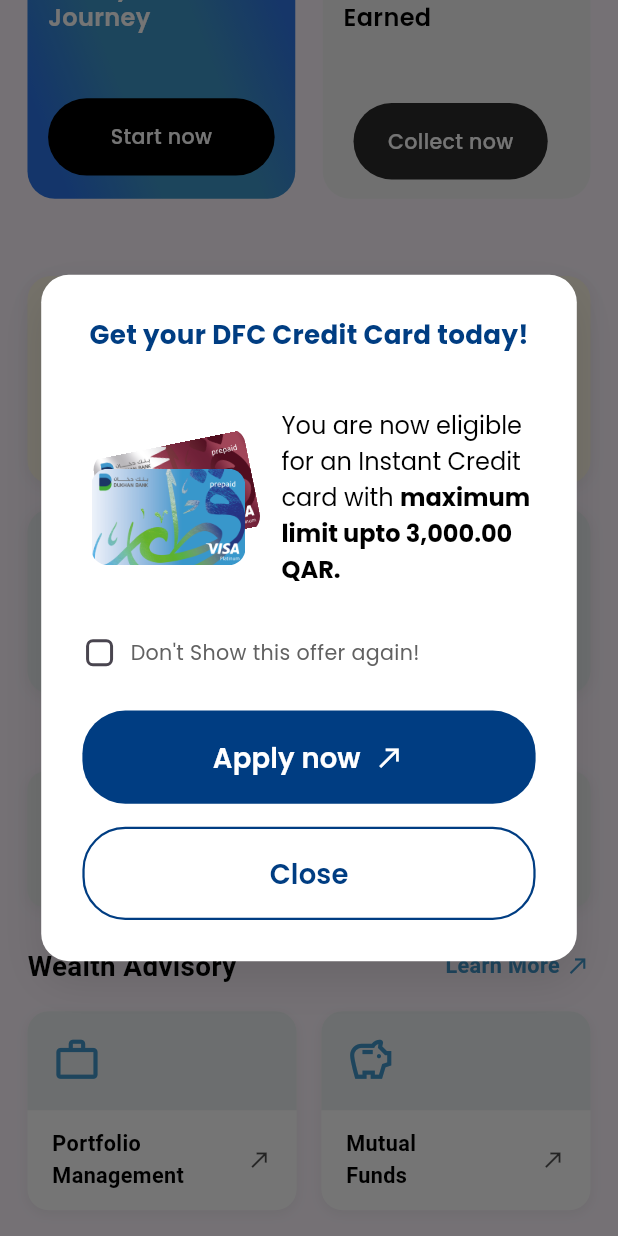
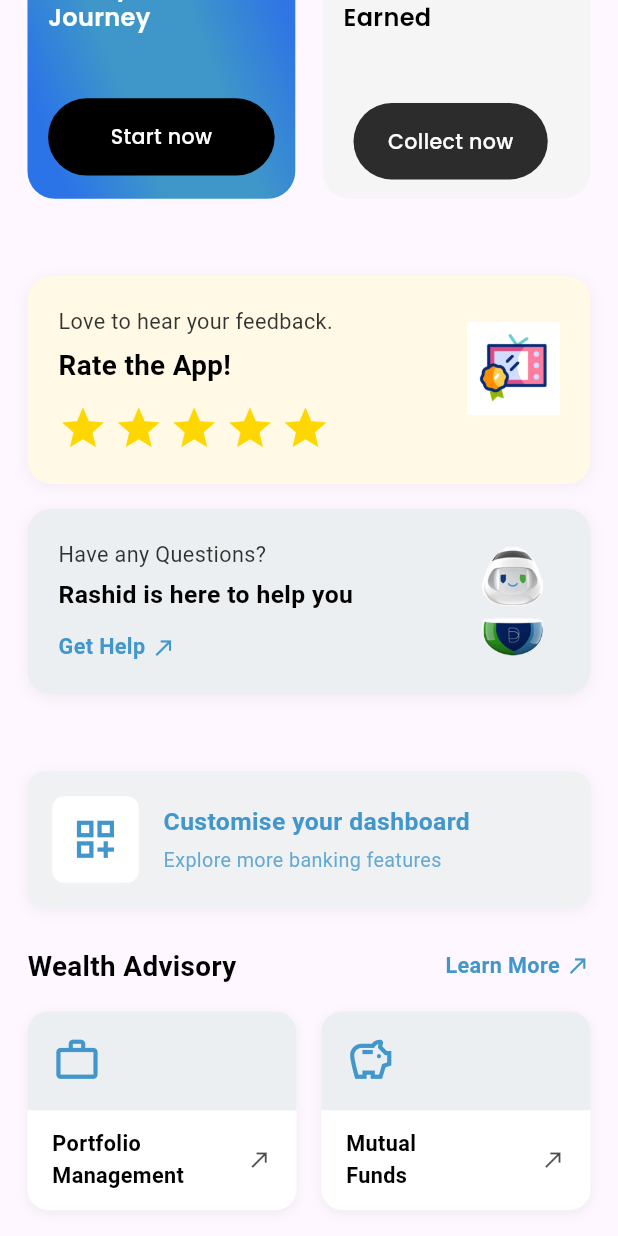
Before and after one commit to Nishanth-R10/flutter_alltasks, a Flutter app: the screen it shows after launch, scrolled down 1152 dp, on a phone screen of 412 x 824 dp. Run offline on Flutter 3.47's test engine with Material 3 defaults, Android fonts, the phone set to English and light mode, and no system bars; our stand-ins replace auto_route, dio, flutter_riverpod, fpdart, freezed_annotation, google_fonts and 1 more.

Commit message:
Updated project with latest code changes

```diff
--- a/lib/features/offers/application/offer_provider.dart
+++ /dev/null
@@ -1,57 +0,0 @@
-import 'package:flutter_riverpod/flutter_riverpod.dart';
-import 'package:flutter_riverpod/legacy.dart';
-import 'package:fpdart/fpdart.dart';
-import 'package:tasks/features/offers/data/services/dfc_promotion_api_service.dart';
-
-// Real API Service Provider
-final dfcPromotionApiServiceProvider = Provider<DfcPromotionApiService>((ref) {
-  return DfcPromotionApiService(
-    baseUrl: 'https://your-api-base-url.com/api',
-  );
-});
-
-// API Provider (for background updates)
-final dfcCreditCardPromotionProvider = FutureProvider.autoDispose<Either<String, Map<String, dynamic>>>((ref) async {
-  try {
-    final apiService = ref.read(dfcPromotionApiServiceProvider);
-    return await apiService.getDfcCreditCardPromotion();
-  } catch (e) {
-    return Left('API Error');
-  }
-});
-
-// Provider to manage offer visibility state
-final offerVisibilityProvider = StateProvider<Map<String, bool>>((ref) {
-  return {};
-});
-
-// Provider to check if offer should be shown
-final shouldShowOfferProvider = Provider.family<bool, String>((ref, offerId) {
-  final visibilityMap = ref.watch(offerVisibilityProvider);
-  return !(visibilityMap[offerId] ?? false);
-});
-
-// Loading state provider
-final isOfferLoadingProvider = StateProvider<bool>((ref) => false);
-
-// MAIN OFFER DATA PROVIDER - Returns data immediately
-final creditCardOfferProvider = Provider<Map<String, dynamic>>((ref) {
-  // Return fallback data immediately - no waiting for API
-  return _getFallbackData();
-});
-
-// fallback data
-Map<String, dynamic> _getFallbackData() {
-  return {
-    'id': 'dfc_credit_card_1',
-    'title': 'Get your DFC Credit Card today!',
-    'imagePath': 'assets/images/credit_card_offer.png',
-    'description': 'You are now eligible\nfor an Instant Credit\ncard with maximum\nlimit upto 3,000.00\nQAR.',
-    'primaryButtonText': 'Apply now',
-    'secondaryButtonText': 'Close',
-    'showDontShowAgain': true,
-    'creditLimit': '3,000.00 QAR',
-    'cardType': 'Instant Credit Card',
-    'eligibility': 'Pre-approved',
-  };
-}
--- a/lib/features/offers/application/offer_service.dart
+++ /dev/null
@@ -1,116 +0,0 @@
-import 'package:flutter/material.dart';
-import 'package:flutter/foundation.dart';
-import 'package:flutter_riverpod/flutter_riverpod.dart';
-import 'package:tasks/features/offers/application/offer_provider.dart';
-import 'package:tasks/features/offers/widgets/custom_offer_dialog.dart';
-import 'package:tasks/features/offers/widgets/offer_shimmer.dart';
-
-class OfferService {
-  static void showCreditCardOffer(BuildContext context, WidgetRef ref) {
-    // Set loading state
-    ref.read(isOfferLoadingProvider.notifier).state = true;
-
-
-    final offerData = ref.read(creditCardOfferProvider);
-    final shouldShow = ref.read(shouldShowOfferProvider(offerData['id']));
-
-    if (!shouldShow) {
-      if (kDebugMode) debugPrint('Offer ${offerData['id']} is hidden by user');
-      ref.read(isOfferLoadingProvider.notifier).state = false;
-      return;
-    }
-
-    if (kDebugMode) debugPrint('Showing DFC credit card offer with shimmer effect');
-
-    // Show shimmer dialog first
-    _showShimmerDialog(context, ref, offerData);
-  }
-
-  static void _showShimmerDialog(BuildContext context, WidgetRef ref, Map<String, dynamic> offerData) {
-    showDialog(
-      context: context,
-      barrierDismissible: false, // Prevent closing shimmer
-      builder: (context) => OfferShimmer(baseSize: 4.0),
-    ).then((_) {
-      //runs when dialog is closed
-      ref.read(isOfferLoadingProvider.notifier).state = false;
-    });
-
-    // Simulate API delay and then show actual offer
-    Future.delayed(Duration(seconds: 2), () {
-      if (context.mounted) {
-        Navigator.of(context).pop();
-        _showActualOfferDialog(context, ref, offerData);
-      }
-    });
-  }
-
-  static void _showActualOfferDialog(BuildContext context, WidgetRef ref, Map<String, dynamic> offerData) {
-    showDialog(
-      context: context,
-      barrierDismissible: true, // Allow closing the actual offer
-      builder: (context) => CustomOfferDialog(
-        offerId: offerData['id'],
-        title: offerData['title'],
-        imagePath: offerData['imagePath'],
-        description: offerData['description'],
-        primaryButtonText: offerData['primaryButtonText'],
-        secondaryButtonText: offerData['secondaryButtonText'],
-        showDontShowAgain: offerData['showDontShowAgain'],
-        onPrimaryButtonPressed: () {
-          _handleCreditCardApplication(context, ref, offerData);
-        },
-        onSecondaryButtonPressed: () {
-          Navigator.of(context).pop(); // Close offer dialog and return to home
-        },
-      ),
-    ).then((_) {
-      // When actual offer is closed, ensure loading state is reset
-      ref.read(isOfferLoadingProvider.notifier).state = false;
-    });
-  }
-
-  static void showCreditCardOfferInstantly(BuildContext context, WidgetRef ref) {
-    // Bypass shimmer for instant show
-    final offerData = ref.read(creditCardOfferProvider);
-    final shouldShow = ref.read(shouldShowOfferProvider(offerData['id']));
-
-    if (!shouldShow) {
-      if (kDebugMode) debugPrint(' Offer ${offerData['id']} is hidden by user');
-      return;
-    }
-
-    _showActualOfferDialog(context, ref, offerData);
-  }
-
-  static void _handleCreditCardApplication(BuildContext context, WidgetRef ref, Map<String, dynamic> offerData) {
-    Navigator.of(context).pop();
-
-    ScaffoldMessenger.of(context).showSnackBar(
-      SnackBar(
-        content: Text('Starting ${offerData['cardType']} application!'),
-        backgroundColor: Colors.green,
-        duration: const Duration(seconds: 2),
-      ),
-    );
-
-  if (kDebugMode) debugPrint(' Application started for: ${offerData['id']}');
-
-    // Here you can navigate to application screen if needed
-    // context.pushRoute(const CreditCardApplicationRoute());
-  }
-
-  static void resetOfferVisibility(WidgetRef ref, String offerId) {
-    ref.read(offerVisibilityProvider.notifier).state = {
-      ...ref.read(offerVisibilityProvider),
-      offerId: false,
-    };
-  if (kDebugMode) debugPrint(' Offer visibility reset for: $offerId');
-  }
-
-  // Method to close any open dialogs and return to home
-  static void closeAllDialogs(BuildContext context, WidgetRef ref) {
-    Navigator.of(context).popUntil((route) => route.isFirst);
-    ref.read(isOfferLoadingProvider.notifier).state = false;
-  }
-}
--- a/lib/features/offers/widgets/custom_offer_dialog.dart
+++ b/lib/features/offers/presentation/widgets/custom_offer_dialog.dart
@@ -5,6 +5,7 @@
 import 'package:tasks/core/utils/media_query_utils.dart';
 import 'package:tasks/features/offers/application/offer_provider.dart';
 import 'package:tasks/features/offers/application/offer_service.dart';
+import 'package:tasks/features/offers/presentation/conroller/custom_offer_dialog_provider.dart';
 
 part 'custom_offer_dialog_part2.dart';
 part 'custom_offer_dialog_part3.dart';
```
Also changed, not shown: lib/features/offers/presentation/conroller/custom_offer_dialog_provider.dart (added, +42 -0 lines), lib/features/offers/presentation/widgets/custom_offer_dialog_part3.dart (renamed from lib/features/offers/widgets/custom_offer_dialog_part3.dart, +12 -15 lines), lib/features/offers/presentation/widgets/custom_offer_dialog_part2.dart (renamed from lib/features/offers/widgets/custom_offer_dialog_part2.dart), lib/features/offers/presentation/widgets/offer_shimmer.dart (renamed from lib/features/offers/widgets/offer_shimmer.dart).
